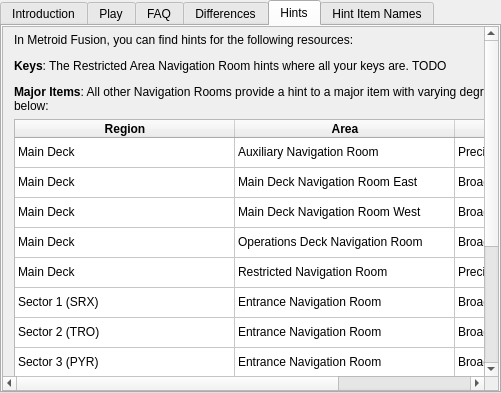
Old version of the form randovania/gui/ui_files/games_tab_fusion_widget.ui in the repository randovania/randovania.
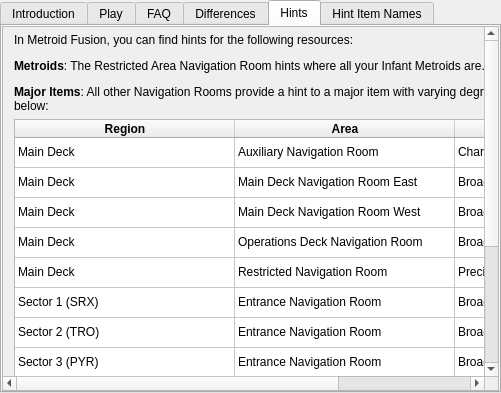
New version of the form. The open tabs and pages were chosen to show the change. Custom widgets are drawn as their Qt base class.

Commit message: remove todo from hint tab

Diff of the .ui file:
```diff
--- a/randovania/gui/ui_files/games_tab_fusion_widget.ui
+++ b/randovania/gui/ui_files/games_tab_fusion_widget.ui
@@ -224,7 +224,7 @@
            </sizepolicy>
           </property>
           <property name="text">
-           <string>&lt;html&gt;&lt;head/&gt;&lt;body&gt;&lt;p&gt;In Metroid Fusion, you can find hints for the following resources: &lt;/p&gt;&lt;p&gt;&lt;span style=&quot; font-weight:700;&quot;&gt;Keys&lt;/span&gt;: The Restricted Area Navigation Room hints where all your keys are. TODO&lt;/p&gt;&lt;p&gt;&lt;span style=&quot; font-weight:700;&quot;&gt;Major Items&lt;/span&gt;: All other Navigation Rooms provide a hint to a major item with varying degress of precision as described below:&lt;/p&gt;&lt;/body&gt;&lt;/html&gt;</string>
+           <string>&lt;html&gt;&lt;head/&gt;&lt;body&gt;&lt;p&gt;In Metroid Fusion, you can find hints for the following resources: &lt;/p&gt;&lt;p&gt;&lt;span style=&quot; font-weight:700;&quot;&gt;Metroids&lt;/span&gt;: The Restricted Area Navigation Room hints where all your Infant Metroids are.&lt;/p&gt;&lt;p&gt;&lt;span style=&quot; font-weight:700;&quot;&gt;Major Items&lt;/span&gt;: All other Navigation Rooms provide a hint to a major item with varying degress of precision as described below:&lt;/p&gt;&lt;/body&gt;&lt;/html&gt;</string>
           </property>
           <property name="textFormat">
            <enum>Qt::MarkdownText</enum>
@@ -378,7 +378,7 @@
           </item>
           <item row="0" column="2">
            <property name="text">
-            <string>Precise Item, Broad Location</string>
+            <string>Charge Beam, Broad Location</string>
            </property>
           </item>
           <item row="1" column="0">
```
Left out of the diff: 2 changed lines with no effect on the pictures.
